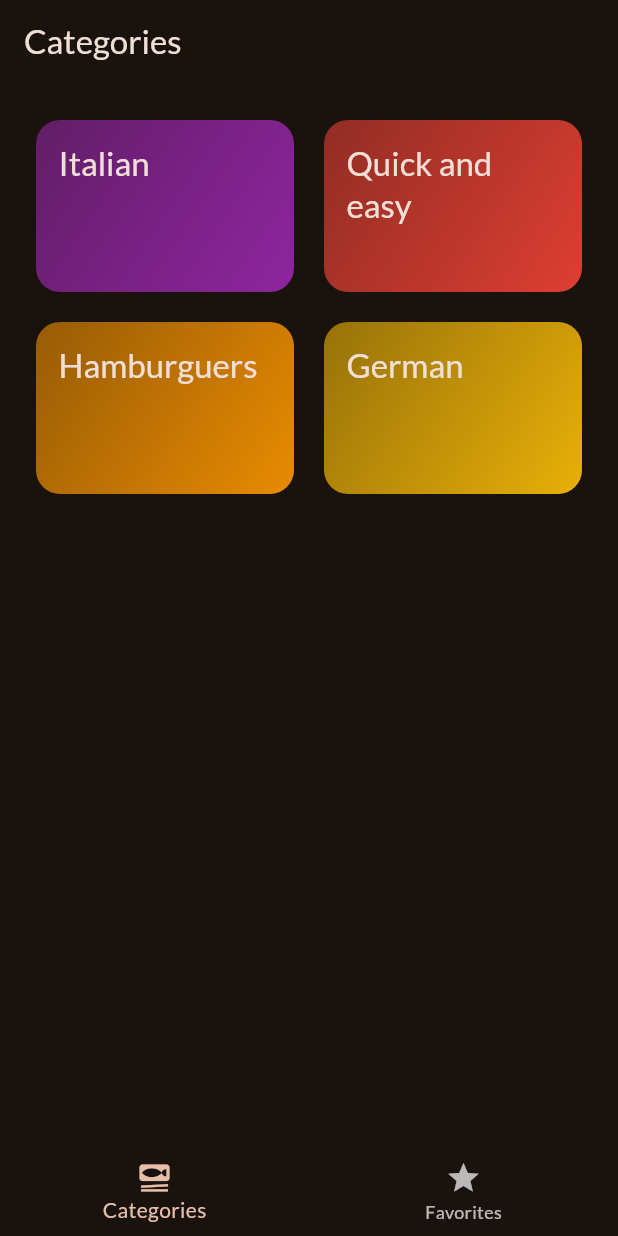
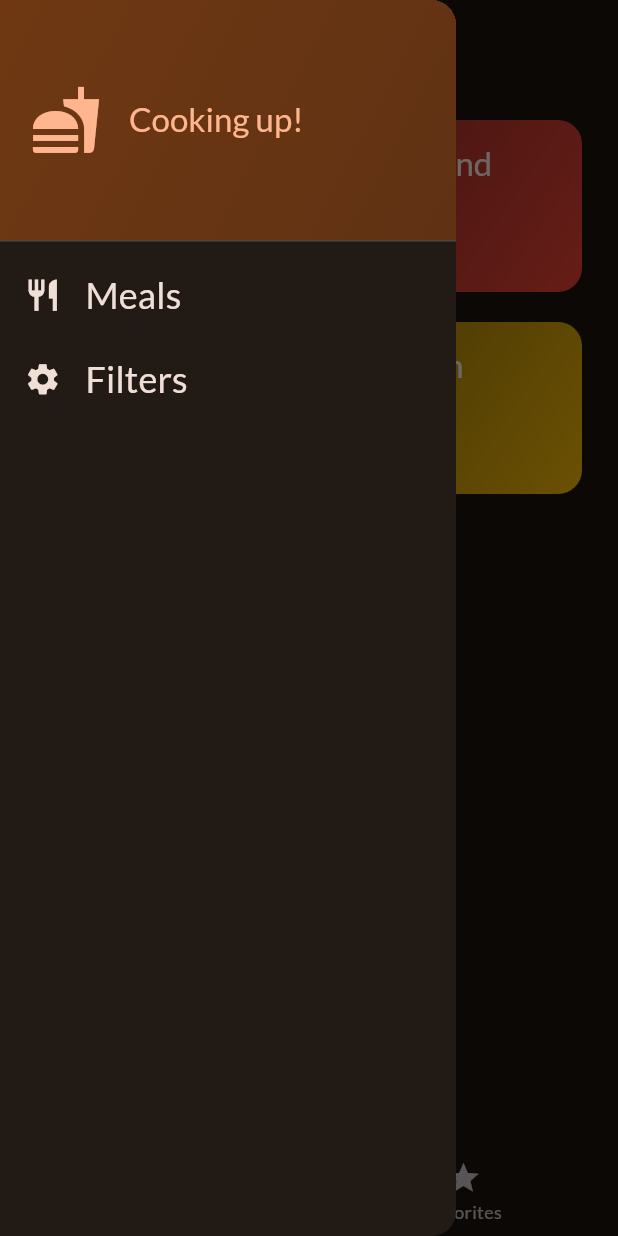
Before and after one commit to AbilioN/mealsapp, a Flutter app: the screen it shows after launch, with the side drawer open (before the commit the screen has no drawer), on a phone screen of 412 x 824 dp. Run offline on Flutter 3.47's test engine with Material 3 defaults, Android fonts, the phone set to English and light mode, and no system bars; our stand-ins replace google_fonts, transparent_image.

Commit message:
add side drawer

```diff
--- a/lib/screens/tabs.dart
+++ b/lib/screens/tabs.dart
@@ -2,6 +2,7 @@ import 'package:flutter/material.dart';
 import 'package:meals/models/meal.dart';
 import 'package:meals/screens/categories.dart';
 import 'package:meals/screens/meals.dart';
+import 'package:meals/widgets/main_drawer.dart';
 
 class TabsScreen extends StatefulWidget {
   const TabsScreen({super.key});
@@ -65,6 +66,7 @@ class _TabsScreenState extends State<TabsScreen> {
       appBar: AppBar(
         title: Text(activePageTitle),
       ),
+      drawer: const MainDrawer(),
       body: activePage,
       bottomNavigationBar: BottomNavigationBar(
         onTap: _selectPage,
--- /dev/null
+++ b/lib/widgets/main_drawer.dart
@@ -0,0 +1,71 @@
+import 'package:flutter/material.dart';
+
+class MainDrawer extends StatelessWidget {
+  const MainDrawer({super.key});
+  @override
+  Widget build(BuildContext context) {
+    return Drawer(
+      child: Column(children: [
+        DrawerHeader(
+          padding: const EdgeInsets.all(20),
+          decoration: BoxDecoration(
+            gradient: LinearGradient(
+              colors: [
+                Theme.of(context).colorScheme.primaryContainer,
+                Theme.of(context).colorScheme.primaryContainer.withOpacity(0.8),
+              ],
+              begin: Alignment.topLeft,
+              end: Alignment.bottomRight,
+            ),
+          ),
+          child: Row(
+            children: [
+              Icon(
+                Icons.fastfood,
+                size: 48,
+                color: Theme.of(context).colorScheme.primary,
+              ),
+              const SizedBox(width: 18),
+              Text(
+                'Cooking up!',
+                style: Theme.of(context).textTheme.titleLarge!.copyWith(
+                      color: Theme.of(context).colorScheme.primary,
+                    ),
+              )
+            ],
+          ),
+        ),
+        ListTile(
+          leading: Icon(
+            Icons.restaurant,
+            size: 25,
+            color: Theme.of(context).colorScheme.onBackground,
+          ),
+          title: Text(
+            'Meals',
+            style: Theme.of(context).textTheme.titleSmall!.copyWith(
+                  color: Theme.of(context).colorScheme.onBackground,
+                  fontSize: 24,
+                ),
+          ),
+          onTap: () {},
+        ),
+        ListTile(
+          leading: Icon(
+            Icons.settings,
+            size: 25,
+            color: Theme.of(context).colorScheme.onBackground,
+          ),
+          title: Text(
+            'Filters',
+            style: Theme.of(context).textTheme.titleSmall!.copyWith(
+                  color: Theme.of(context).colorScheme.onBackground,
+                  fontSize: 24,
+                ),
+          ),
+          onTap: () {},
+        ),
+      ]),
+    );
+  }
+}
```
